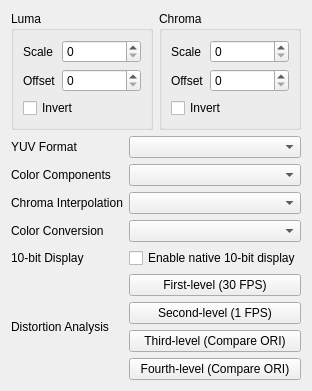
Qt form YUViewLib/ui/videoHandlerYUV.ui (IENT/YUView) before a commit.
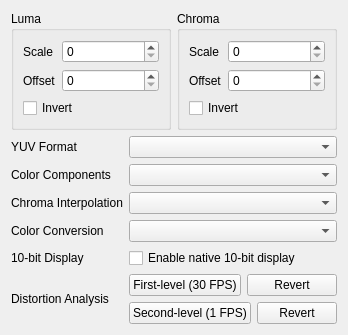
The same form after that commit.

Commit message:
Refactor Video Distortion Analysis UI: Remove obsolete buttons and add revert functionality
- Remove Third-level and Fourth-level distortion buttons from UI
- Add revert buttons for First-level and Second-level analysis
- Implement frame capture at analysis start for revert functionality
- Add revert slots to pause playback and return to starting frame
- Update CLAUDE.md with revised Task2 requirements

🤖 Generated with [Claude Code](https://claude.ai/code)

Patch:
```diff
--- a/YUViewLib/ui/videoHandlerYUV.ui
+++ b/YUViewLib/ui/videoHandlerYUV.ui
@@ -229,6 +229,8 @@
        <item row="5" column="1">
         <layout class="QVBoxLayout" name="distortionButtonsLayout">
          <item>
+          <layout class="QHBoxLayout" name="firstLevelLayout">
+           <item>
           <widget class="QPushButton" name="pushButtonFirstLevel">
            <property name="toolTip">
             <string>Start playback from current frame at 30 FPS</string>
@@ -239,6 +241,20 @@
           </widget>
          </item>
          <item>
+            <widget class="QPushButton" name="revertButton_L1">
+             <property name="toolTip">
+              <string>Return to the frame where First-level analysis started</string>
+             </property>
+             <property name="text">
+              <string>Revert</string>
+             </property>
+            </widget>
+           </item>
+          </layout>
+         </item>
+         <item>
+          <layout class="QHBoxLayout" name="secondLevelLayout">
+           <item>
           <widget class="QPushButton" name="pushButtonSecondLevel">
            <property name="toolTip">
             <string>Start playback from current frame at 1 FPS</string>
@@ -249,24 +265,16 @@
           </widget>
          </item>
          <item>
-          <widget class="QPushButton" name="pushButtonThirdLevel">
+            <widget class="QPushButton" name="revertButton_L2">
            <property name="toolTip">
             <string>Start repetitive 1 FPS comparison with ORI file at 1X magnification</string>
            </property>
            <property name="text">
-            <string>Third-level (Compare ORI)</string>
+              <string>Revert</string>
            </property>
           </widget>
          </item>
-         <item>
-          <widget class="QPushButton" name="pushButtonFourthLevel">
-           <property name="toolTip">
-            <string>Start repetitive 1 FPS comparison with ORI file at 1X magnification</string>
-           </property>
-           <property name="text">
-            <string>Fourth-level (Compare ORI)</string>
-           </property>
-          </widget>
+          </layout>
          </item>
         </layout>
        </item>
```
Left out of the diff: 2 changed lines with no effect on the pictures. Lines whose indentation alone changed are shown as unchanged. The commit also changes 3 other files.
